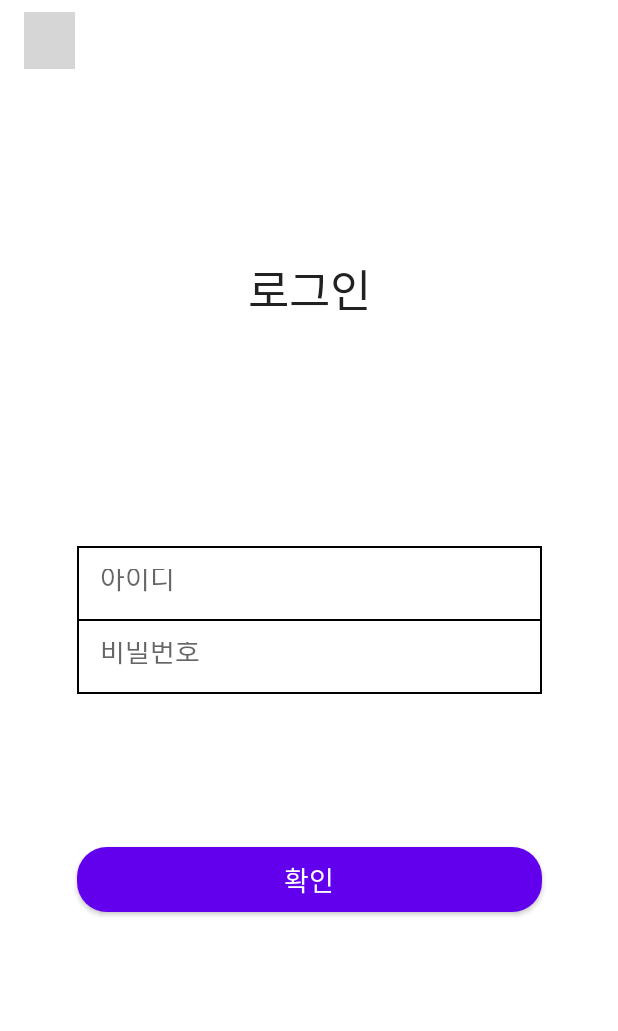
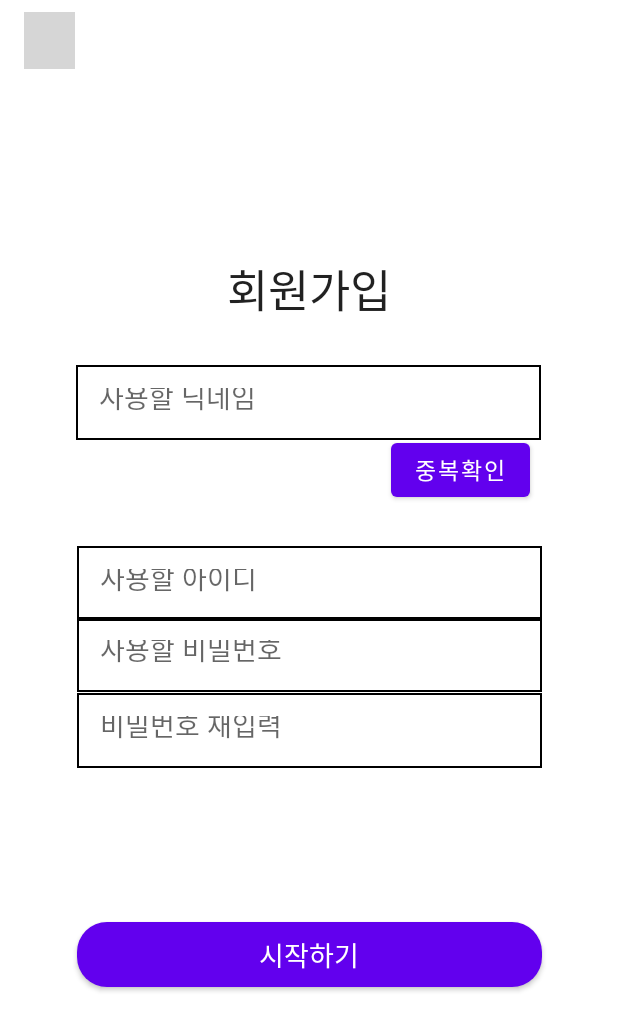
Before and after one commit to konguksu/VFT, an Android app: the layout activity_register.xml on its own in the app's theme, with its tools: preview values and no code run, on a phone screen of 412 x 824 dp. Shown: the top 1031 px of the screen. Run offline under Robolectric (Android 15) with nearby library versions, the phone set to English and light mode, and no system bars; grey boxes are pictures that could not be loaded.

Commit message:
로그인/회원가입 구현

```diff
--- a/app/src/main/java/com/example/vft/MainActivity.kt
+++ b/app/src/main/java/com/example/vft/MainActivity.kt
@@ -3,6 +3,8 @@ package com.example.vft
 import android.content.Intent
 import androidx.appcompat.app.AppCompatActivity
 import android.os.Bundle
+import com.google.firebase.auth.ktx.auth
+import com.google.firebase.ktx.Firebase
 
 class MainActivity : AppCompatActivity() {
     override fun onCreate(savedInstanceState: Bundle?) {
@@ -12,4 +14,6 @@ class MainActivity : AppCompatActivity() {
         startActivity(Intent(this, OnBording::class.java))
         finish()
     }
+
+
 }
--- a/app/src/main/res/layout/log_in.xml
+++ b/app/src/main/res/layout/activity_register.xml
@@ -11,7 +11,7 @@
         android:layout_height="wrap_content"
         android:layout_marginTop="60dp"
         android:layout_marginBottom="39dp"
-        android:text="로그인"
+        android:text="회원가입"
         android:textAppearance="@style/TextAppearance.AppCompat.Large"
         android:textSize="30dp"
         app:layout_constraintBottom_toTopOf="@+id/edtId"
@@ -30,6 +30,21 @@
         tools:srcCompat="@tools:sample/avatars" />
 
     <EditText
+        android:id="@+id/edtName"
+        android:layout_width="310dp"
+        android:layout_height="50dp"
+        android:layout_marginTop="28dp"
+        android:background="@drawable/edittext_square"
+        android:ems="10"
+        android:hint="사용할 닉네임"
+        android:inputType="textPersonName"
+        android:padding="15dp"
+        app:layout_constraintEnd_toEndOf="parent"
+        app:layout_constraintHorizontal_bias="0.495"
+        app:layout_constraintStart_toStartOf="parent"
+        app:layout_constraintTop_toBottomOf="@+id/logInText" />
+
+    <EditText
         android:id="@+id/edtId"
         android:layout_width="310dp"
         android:layout_height="50dp"
@@ -38,7 +53,7 @@
         android:ems="10"
         android:inputType="textPersonName"
         android:padding="15dp"
-        android:hint="아이디"
+        android:hint="사용할 아이디"
         app:layout_constraintBottom_toBottomOf="parent"
         app:layout_constraintEnd_toEndOf="parent"
         app:layout_constraintStart_toStartOf="parent"
@@ -48,23 +63,38 @@
         android:id="@+id/edtPass"
         android:layout_width="310dp"
         android:layout_height="50dp"
-        android:layout_marginBottom="163dp"
+        android:layout_marginBottom="289dp"
         android:background="@drawable/edittext_square"
         android:ems="10"
-        android:inputType="textPersonName"
+        android:inputType="textPassword"
         android:padding="15dp"
-        android:hint="비밀번호"
+        android:hint="사용할 비밀번호"
+        app:layout_constraintBottom_toBottomOf="parent"
+        app:layout_constraintEnd_toEndOf="parent"
+        app:layout_constraintStart_toStartOf="parent"
+        app:layout_constraintTop_toBottomOf="@+id/btnCheck" />
+
+    <EditText
+        android:id="@+id/edtPassRe"
+        android:layout_width="310dp"
+        android:layout_height="50dp"
+        android:layout_marginBottom="65dp"
+        android:background="@drawable/edittext_square"
+        android:ems="10"
+        android:inputType="textPassword"
+        android:padding="15dp"
+        android:hint="비밀번호 재입력"
         app:layout_constraintBottom_toBottomOf="parent"
         app:layout_constraintEnd_toEndOf="parent"
         app:layout_constraintStart_toStartOf="parent"
         app:layout_constraintTop_toBottomOf="@+id/logInText" />
 
     <Button
-        android:id="@+id/btnOk"
+        android:id="@+id/btnStart"
         android:layout_width="310dp"
         android:layout_height="55dp"
-        android:layout_marginBottom="210dp"
-        android:text="확인"
+        android:layout_marginBottom="160dp"
+        android:text="시작하기"
         android:textAppearance="@style/TextAppearance.AppCompat.Large"
         android:textSize="18sp"
         app:cornerRadius="20dp"
@@ -72,4 +102,16 @@
         app:layout_constraintEnd_toEndOf="parent"
         app:layout_constraintStart_toStartOf="parent" />
 
+    <Button
+        android:id="@+id/btnCheck"
+        android:layout_width="wrap_content"
+        android:layout_height="wrap_content"
+        android:layout_marginTop="216dp"
+        android:layout_marginEnd="8dp"
+        android:text="중복확인"
+        android:textSize="15dp"
+        app:layout_constraintBottom_toTopOf="@+id/edtPass"
+        app:layout_constraintEnd_toEndOf="@+id/edtPass"
+        app:layout_constraintTop_toTopOf="parent" />
+
 </androidx.constraintlayout.widget.ConstraintLayout>
--- a/build.gradle
+++ b/build.gradle
@@ -8,6 +8,8 @@ buildscript {
     dependencies {
         classpath "com.android.tools.build:gradle:4.1.1"
         classpath "org.jetbrains.kotlin:kotlin-gradle-plugin:$kotlin_version"
+
+        classpath 'com.google.gms:google-services:4.3.10'
 
         // NOTE: Do not place your application dependencies here; they belong
         // in the individual module build.gradle files
```
Also changed, not shown: app/build.gradle (+7 -1 lines), app/src/main/AndroidManifest.xml (+6 -4 lines), app/src/main/java/com/example/vft/LogIn.kt (deleted, +0 -34 lines), app/src/main/java/com/example/vft/LoginActivity.kt (added, +54 -0 lines), app/src/main/java/com/example/vft/OnBording.kt (+15 -2 lines), app/src/main/java/com/example/vft/RegisterActivity.kt (added, +123 -0 lines), app/src/main/java/com/example/vft/SignUp.kt (deleted, +0 -46 lines), app/src/main/res/layout/activity_login.xml (renamed from app/src/main/res/layout/sign_up.xml, +11 -37 lines), app/src/main/res/layout/main_screen.xml (+13 -4 lines), gradle.properties (line endings or trailing spaces), 1 other file.
